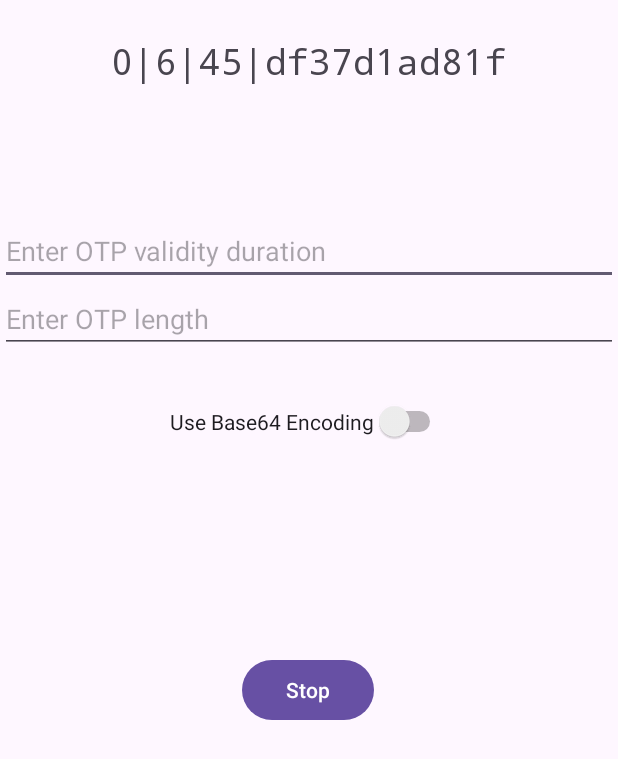
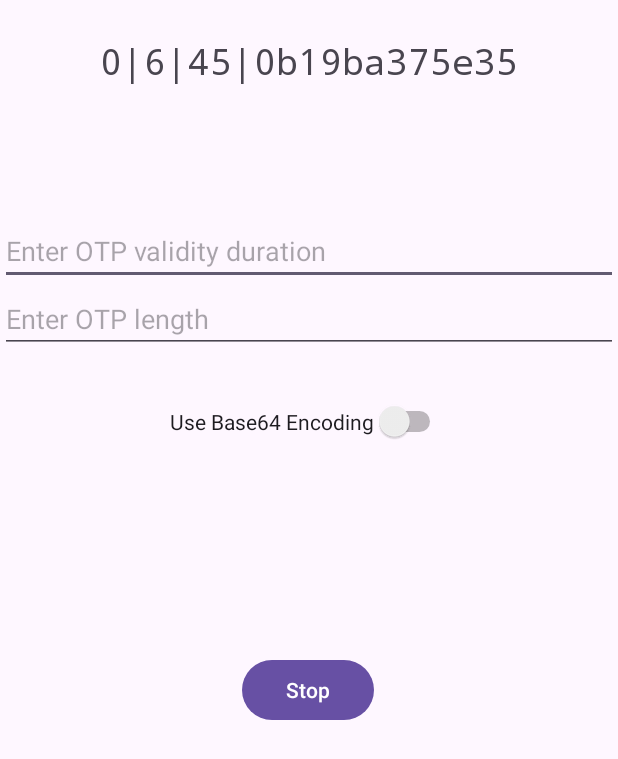
Before and after one commit to alheijn/OneTimePasswordGenerator, an Android app: the screen it shows after launch (MainActivity), after a tap on "Start", on a phone screen of 412 x 824 dp. Shown: the top 759 px of the screen. Run offline under Robolectric (Android 15) with nearby library versions, the phone set to English and light mode, and no system bars.

```diff
--- a/app/src/main/java/net/G03/otpgenerator/MainActivity.java
+++ b/app/src/main/java/net/G03/otpgenerator/MainActivity.java
@@ -90,7 +90,7 @@ public class MainActivity extends AppCompatActivity {
             try {
                 // Initialize the AES cipher
                 // use AES encryption with ECB mode and no padding --> will produce the same result as the "server"
-                aes = Cipher.getInstance("AES/ECB/NoPadding");
+                aes = Cipher.getInstance("AES/ECB/PKCS5Padding");
                 SecretKeySpec aesKey = new SecretKeySpec(key, "AES");
                 aes.init(Cipher.ENCRYPT_MODE, aesKey);
             } catch (Exception e) {
@@ -127,11 +127,11 @@ public class MainActivity extends AppCompatActivity {
             // in sum: 1 + 1 + 1 + 8 = 11 bytes
 
             // Add padding to the OTP data (5 bytes)
-            otpData.put((byte) 255);
-            otpData.put((byte) 255);
-            otpData.put((byte) 255);
-            otpData.put((byte) 255);
-            otpData.put((byte) 255);
+//            otpData.put((byte) 255);
+//            otpData.put((byte) 255);
+//            otpData.put((byte) 255);
+//            otpData.put((byte) 255);
+//            otpData.put((byte) 255);
 
             byte[] otpBytes = otpData.array();
 
```
